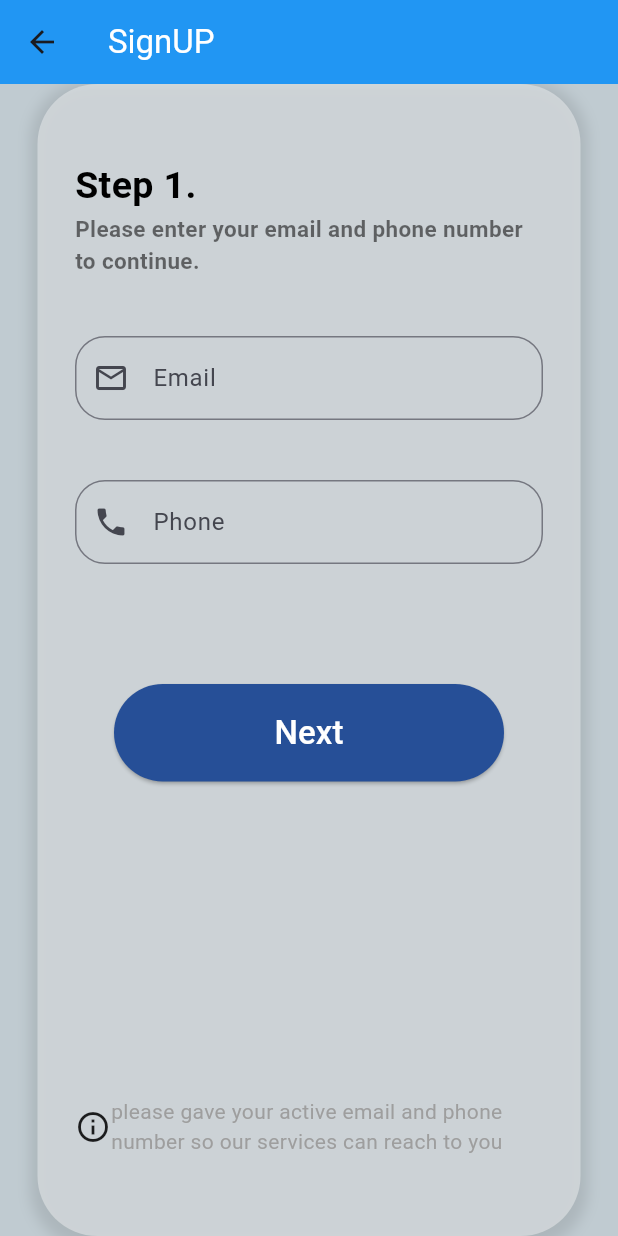
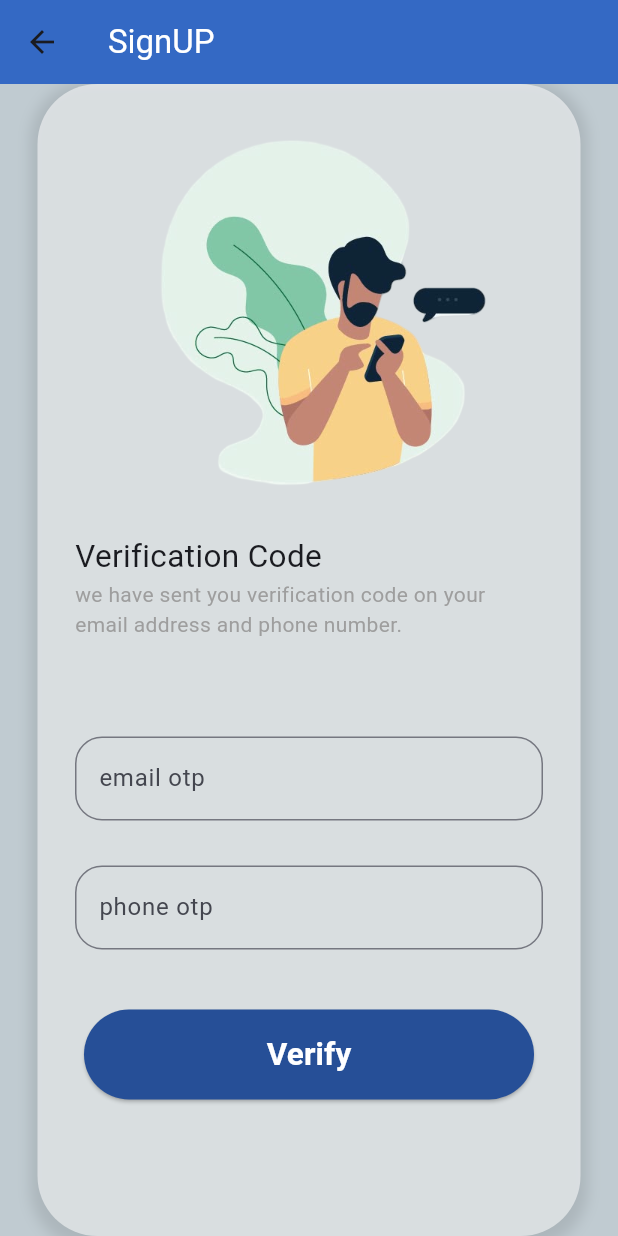
Before and after one commit to nyxparadox/Smart_Doorbell_Security_system, a Flutter app: the EmailPhoneScreen screen opened directly, after a tap on "Next", on a phone screen of 412 x 824 dp. Run offline on Flutter 3.47's test engine with Material 3 defaults, Android fonts, the phone set to English and light mode, and no system bars; our stand-ins replace get_it.

Commit message:
OTP Verification Screen ui

```diff
--- a/flutter_App/doorsnap/lib/Presentation/home/screen/auth/SignUp_screens/email_phone_screen.dart
+++ b/flutter_App/doorsnap/lib/Presentation/home/screen/auth/SignUp_screens/email_phone_screen.dart
@@ -1,3 +1,6 @@
+import 'package:doorsnap/Data/Service/service_locator.dart';
+import 'package:doorsnap/Presentation/home/screen/auth/SignUp_screens/otp_verification_screen.dart';
+import 'package:doorsnap/Router/app_router.dart';
 import 'package:flutter/material.dart';
 
 class EmailPhoneScreen extends StatefulWidget {
@@ -14,7 +17,7 @@ class _EmailPhoneScreenState extends State<EmailPhoneScreen> {
       resizeToAvoidBottomInset: false,
       appBar: AppBar(
         title: const Text('SignUP ',style: TextStyle(color: Colors.white),),
-        backgroundColor: Colors.blue,
+        backgroundColor: const Color.fromARGB(255, 52, 105, 196),
 
 
       ),
@@ -34,7 +37,7 @@ class _EmailPhoneScreenState extends State<EmailPhoneScreen> {
               width: double.infinity,
               height: 800,
               decoration: BoxDecoration(
-                color: Colors.white38,
+                color: Colors.white54,
                 borderRadius: BorderRadius.circular(40),
                 boxShadow: [
                   BoxShadow(
@@ -92,7 +95,9 @@ class _EmailPhoneScreenState extends State<EmailPhoneScreen> {
 
                     const SizedBox(height: 80),
 
-                    ElevatedButton(onPressed: (){},
+                    ElevatedButton(onPressed: (){
+                      getIt<AppRouter>().push(const OtpVerificationScreen());
+                    },
                      child: Text("Next",
                       style: TextStyle(fontSize: 22,color: Colors.white)),
 
--- /dev/null
+++ b/flutter_App/doorsnap/lib/Presentation/home/screen/auth/SignUp_screens/otp_verification_screen.dart
@@ -0,0 +1,134 @@
+import 'package:flutter/material.dart';
+
+class OtpVerificationScreen extends StatefulWidget {
+  const OtpVerificationScreen({super.key});
+
+  @override
+  State<OtpVerificationScreen> createState() => _OtpVerificationScreenState();
+}
+
+class _OtpVerificationScreenState extends State<OtpVerificationScreen> {
+  @override
+  Widget build(BuildContext context) {
+    return Scaffold(
+      appBar: AppBar(
+        title: const Text("SignUP", style: TextStyle(color: Colors.white)),
+        backgroundColor: const Color.fromARGB(255, 52, 105, 196),
+      ),
+
+      body: Center(
+        child: Container(
+          width: double.infinity,
+          height: double.infinity,
+          decoration: BoxDecoration(
+            color: Color.fromARGB(255, 192, 203, 209),
+          ),
+          padding: const EdgeInsets.only(left: 25, right: 25),
+          child: Center(
+            child: Container(
+              width: double.infinity,
+              height: 800,
+              decoration: BoxDecoration(
+                color: Colors.white54,
+                borderRadius: BorderRadius.circular(40),
+                boxShadow: [
+                  BoxShadow(
+                    color: Colors.black.withOpacity(0.1),
+                    spreadRadius: 5,
+                    blurRadius: 7,
+                    offset: const Offset(0, 3),
+                  )
+                ]
+              ),
+              padding: const EdgeInsets.only( bottom: 50, left: 25, right: 25),
+              child: SingleChildScrollView(
+                child: Column(
+                  children: [
+                    Container(
+                      width: 300,
+                      height: 300,
+
+                      decoration: BoxDecoration(
+                        shape: BoxShape.circle,
+                      ),
+
+                      child: ClipOval(
+                        child: Image.asset(
+                          'assets/images/EnterOtp.png',
+                          fit: BoxFit.cover,
+                        ),
+                      ),
+                    ),
+
+                    Row(
+                      mainAxisAlignment: MainAxisAlignment.start,
+                      children: [
+                        Column(
+                          children: [
+                            Text("Verification Code", style: TextStyle(fontSize: 21),),
+
+                          ],
+                        ),
+                      ],
+                    ),
+
+                    Text("we have sent you verification code on your email address and phone number.",
+                    style: TextStyle(color: Colors.grey),
+                    ),
+
+                    const SizedBox(height: 65,),
+
+                    TextField(
+                      keyboardType: TextInputType.number,
+                      decoration: InputDecoration(
+                        labelText: "email otp",
+                        border: OutlineInputBorder(
+                          borderRadius: BorderRadius.circular(18)
+                        )
+                      ),
+                    ),
+
+                    const SizedBox(height: 30,),
+
+                    TextField(
+                      keyboardType: TextInputType.number,
+                      decoration: InputDecoration(
+                        labelText: "phone otp",
+                        border: OutlineInputBorder(
+                          borderRadius: BorderRadius.circular(18),
+
+                        )
+                      ),
+                    ),
+
+                    const SizedBox(height: 40),
+
+                    ElevatedButton(onPressed: (){},
+                     child: Text("Verify",
+                      style: TextStyle(
+                        color: Colors.white, fontSize: 21,
+                         fontWeight: FontWeight.bold
+                        ),
+                      ),
+
+                      style: ElevatedButton.styleFrom(
+                        backgroundColor: const Color.fromARGB(255, 38, 79, 151),
+                        minimumSize: Size(300, 60 )
+
+
+                      ),
+
+                    )
+
+                  ],
+
+
+                ),
+              ),
+            ),
+          ),
+        ),
+      )
+    );
+  }
+}
```
Also changed, not shown: flutter_App/doorsnap/assets/images/EnterOtp.png (added).
